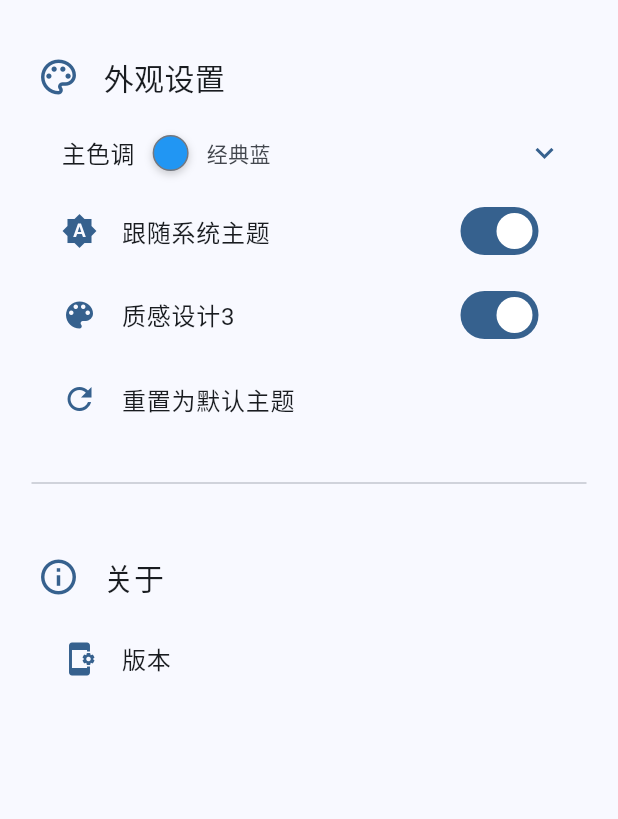
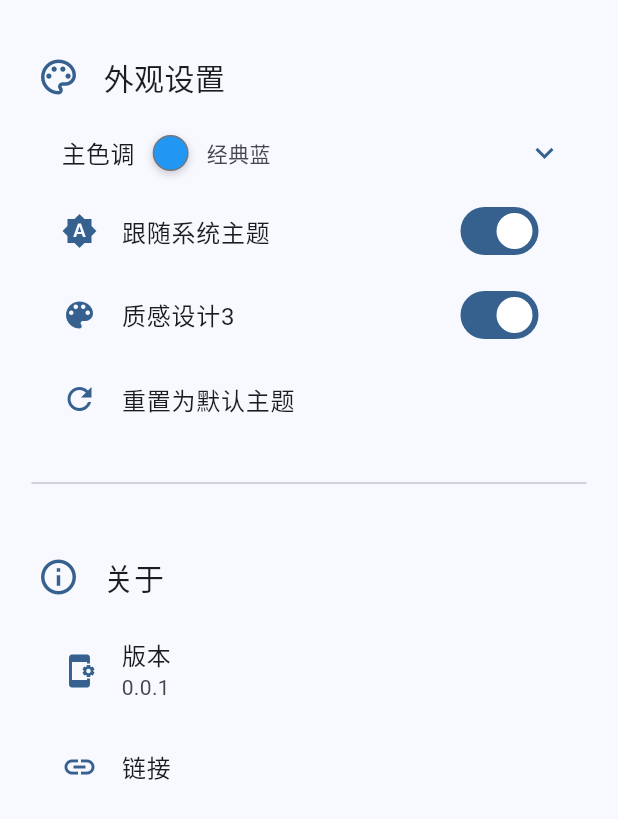
Before and after one commit to haiyewei/CNMailC-F, a Flutter app: the SystemSettingsPage widget shown alone on an empty page, opened directly, on a phone screen of 412 x 824 dp. Shown: the top 819 px of the screen. Run offline on Flutter 3.47's test engine with Material 3 defaults, Android fonts, the phone set to English and light mode, and no system bars; drawn by our look-alikes of dynamic_color; our stand-ins replace drift, package_info_plus, shared_preferences; missing offline and left inert: betrayal, contextual_menu, enough_mail, launch_at_startup, window_manager; accounts and stored records are empty; generated files the repository leaves out were written again; Roboto replaces fonts that are missing (Microsoft YaHei).

```diff
--- a/lib/constants/app_info.dart
+++ b/lib/constants/app_info.dart
@@ -1,3 +1,5 @@
 class AppInfo {
   static const String appName = 'CNMailC';
+  static const String appVersion = '0.0.1';
+  static const String officialLink = 'https://github.com';
 }
--- a/lib/pages/settings_page.dart
+++ b/lib/pages/settings_page.dart
@@ -9,6 +9,8 @@ import 'package:window_manager/window_manager.dart';
 import '../services/notify/notify.dart'; // 导入 app_notify
 import 'package:launch_at_startup/launch_at_startup.dart';
 import 'package:package_info_plus/package_info_plus.dart';
+import 'package:url_launcher/url_launcher.dart';
+import '../constants/app_info.dart';
 
 class SystemSettingsPage extends StatefulWidget {
   const SystemSettingsPage({super.key});
@@ -363,10 +365,31 @@ class _SystemSettingsPageState extends State<SystemSettingsPage> {
             children: [
               ListTile(
                 title: const Text('版本'),
+                subtitle: const Text(AppInfo.appVersion), // 显示应用版本号
                 leading: Icon(
                   Icons.app_settings_alt,
                   color: colorScheme.primary,
                 ),
+              ),
+              ListTile(
+                title: const Text('链接'),
+                leading: Icon(
+                  Icons.link,
+                  color: colorScheme.primary,
+                ),
+                onTap: () async {
+                  final Uri url = Uri.parse(AppInfo.officialLink);
+                  if (await canLaunchUrl(url)) {
+                    await launchUrl(url);
+                  } else {
+                    // 处理无法打开链接的情况
+                    NotifyController().showNotify(NotifyData(
+                      message: '无法打开链接: ${AppInfo.officialLink}',
+                      type: NotifyType.app,
+                      time: DateTime.now(),
+                    ));
+                  }
+                },
               ),
             ],
           ),
--- a/pubspec.yaml
+++ b/pubspec.yaml
@@ -50,6 +50,7 @@ dependencies:
   enough_mail: ^2.1.6
   sqlite3_flutter_libs: ^0.5.32
   drift: ^2.26.1
+  url_launcher: ^6.3.0
 
 
 
```
Also changed, not shown: pubspec.lock, 6 other files.
